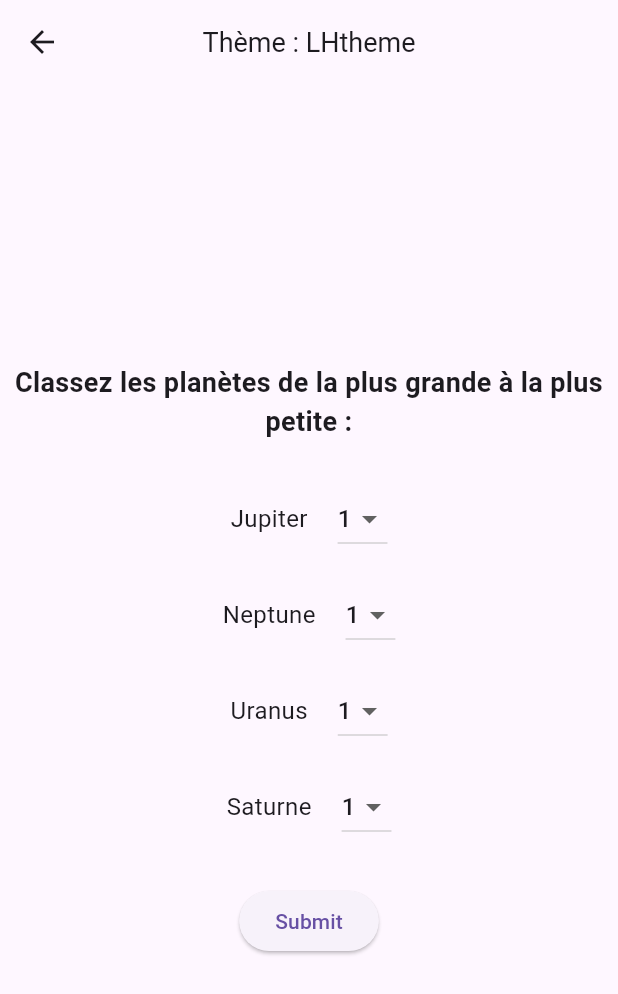
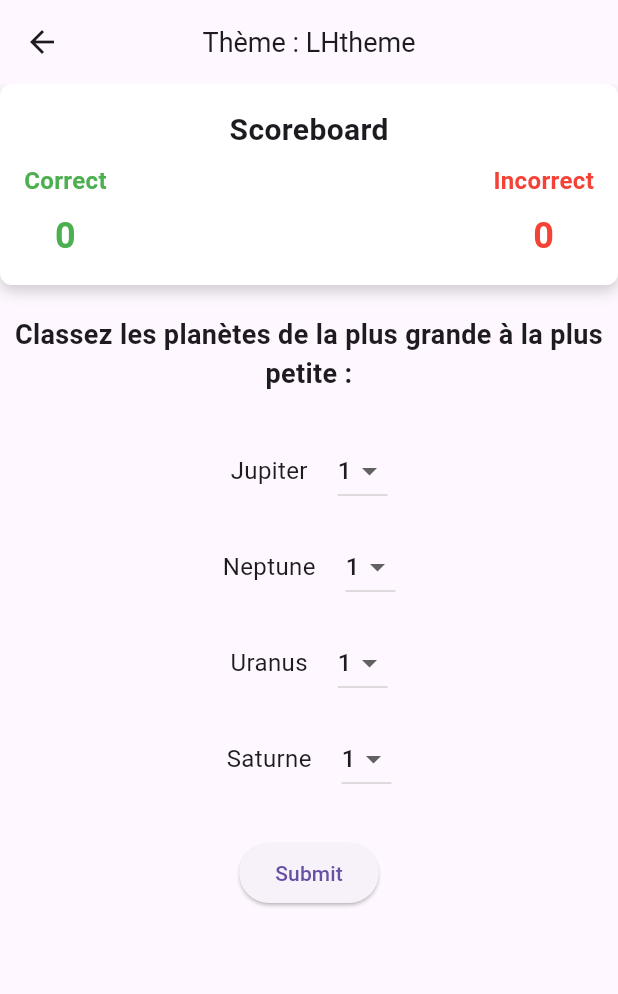
Before and after one commit to IT363-Projet/it363-frontend, a Flutter app: the HomeScreen screen opened directly, after a tap on "Louis-Hadrien Theme", on a phone screen of 412 x 824 dp. Shown: the top 994 px of the screen. Run offline on Flutter 3.47's test engine with Material 3 defaults, Android fonts, the phone set to English and light mode, and no system bars; our stand-ins replace firebase_auth, firebase_core; accounts and stored records are empty; network calls fail; Roboto replaces fonts that are missing (DotGothic16).

Commit message:
Scoreboard added

```diff
--- a/questionapp/lib/main.dart
+++ b/questionapp/lib/main.dart
@@ -1,6 +1,7 @@
 import 'package:flutter/material.dart';
+import 'package:questionapp/screens/HomeScreen.dart';
 import 'screens/HomeScreen.dart';
-import 'screens/LoginRegisterPage.dart';
+// import 'screens/LoginRegisterPage.dart';
 import 'package:firebase_core/firebase_core.dart';
 import 'firebase_options.dart';
 
@@ -21,7 +22,7 @@
       theme: ThemeData(
         primarySwatch: Colors.blue, // Couleur principale de l'application
       ),
-      home: LoginRegisterPage(), // Page d'accueil
+      home: HomeScreen(), // Page d'accueil
       debugShowCheckedModeBanner: false, // Supprime le bandeau "Debug"
     );
   }
--- a/questionapp/lib/screens/question_screen.dart
+++ b/questionapp/lib/screens/question_screen.dart
@@ -6,6 +6,7 @@ import '../data/JOtheme/questions.dart';
 import '../data/ILtheme/questions.dart';
 import '../data/MAtheme/questions.dart';
 import '../widgets/QuestionWidget.dart';
+import '../widgets/ScoreBoardWidget.dart';
 
 class QuestionScreen extends StatefulWidget {
   final String theme;
@@ -16,15 +17,14 @@ class QuestionScreen extends StatefulWidget {
   _QuestionScreenState createState() => _QuestionScreenState();
 }
 
-class _QuestionScreenState extends State<QuestionScreen>
-{
-
-  late List questions; // Liste des questions en fonction du thème
-  int currentQuestionIndex = 0; // Index de la question actuelle
+class _QuestionScreenState extends State<QuestionScreen> {
+  late List questions;
+  int currentQuestionIndex = 0;
+  int correctAnswers = 0;
+  int incorrectAnswers = 0;
 
   @override
-  void initState()
-  {
+  void initState() {
     super.initState();
 
     // Sélectionne les questions en fonction du thème
@@ -46,68 +46,111 @@ class _QuestionScreenState extends State<QuestionScreen>
     }
   }
 
-  void _submitAnswer(dynamic selectedOption)
-  {
+  void _submitAnswer(dynamic selectedOption) {
     final currentQuestion = questions[currentQuestionIndex];
 
     // Choix multiples
-      if (currentQuestion.questionType == 'multiple_choice')
-      {
-          if (selectedOption == currentQuestion.correctAnswer) {print("Correct answer!");}
-          else {print("Incorrect. Correct answer: ${currentQuestion.correctAnswer}");}
+    if (currentQuestion.questionType == 'multiple_choice') {
+      if (selectedOption == currentQuestion.correctAnswer) {
+        print("Correct answer!");
+      } else {
+        print("Incorrect. Correct answer: ${currentQuestion.correctAnswer}");
+      }
     }
 
     // Slider
-      else if (currentQuestion.questionType == 'slider') {print("Slider value selected: $selectedOption");}
+    else if (currentQuestion.questionType == 'slider') {
+      print("Slider value selected: $selectedOption");
+    }
 
     // Ranking
-      else if (currentQuestion.questionType == 'ranking') {print("Ranking submitted: $selectedOption");}
+    else if (currentQuestion.questionType == 'ranking') {
+      print("Ranking submitted: $selectedOption");
+    }
 
     // Réponse correct ou non
-      if (selectedOption == questions[currentQuestionIndex].correctAnswer) {print("Correct!");}
-      else {print("Incorrect. Correct answer: ${questions[currentQuestionIndex].correctAnswer}");}
+    if (selectedOption == currentQuestion.correctAnswer) {
+      correctAnswers++;
+    } else {
+      incorrectAnswers++;
+    }
 
     // Question suivante
-      if (currentQuestionIndex < questions.length - 1) {setState(() {currentQuestionIndex++;});}
-      else { _showCompletionDialog();}
+    if (currentQuestionIndex < questions.length - 1) {
+      setState(() {
+        currentQuestionIndex++;
+      });
+    } else {
+      _showCompletionDialog();
+    }
   }
 
-  void _showCompletionDialog()
-  {
-      showDialog
-      (
+  void _showCompletionDialog() {
+    showDialog(
       context: context,
-          builder: (context)
-          {
-              return AlertDialog
-              (
-                  title: Text("Merci !"),
-                  actions: [TextButton(onPressed: () {Navigator.of(context).pop(); Navigator.of(context).pop(); }, child: Text("OK"),),],
+      builder: (context) {
+        return AlertDialog(
+          title: const Text("Merci !"),
+          actions: [
+            TextButton(
+              onPressed: () {
+                Navigator.of(context).pop();
+                Navigator.of(context).pop();
+              },
+              child: const Text("OK"),
+            ),
+          ],
         );
       },
     );
   }
 
   @override
-  Widget build(BuildContext context)
-  {
-      if (questions.isEmpty)
-      {
-          return Scaffold
-          (
-              appBar: AppBar(title: Text('Thème : ${widget.theme}', style: TextStyle(fontSize: 18, fontFamily: 'DotGothic16')),),
-              body: Center(child: Text('No questions available for this theme.', style: TextStyle(fontSize: 18, fontFamily: 'DotGothic16'),),),
+  Widget build(BuildContext context) {
+    if (questions.isEmpty) {
+      return Scaffold(
+        appBar: AppBar(
+          title: Text(
+            'Thème : ${widget.theme}',
+            style: const TextStyle(fontSize: 18, fontFamily: 'DotGothic16'),
+          ),
+        ),
+        body: const Center(
+          child: Text(
+            'No questions available for this theme.',
+            style: TextStyle(fontSize: 18, fontFamily: 'DotGothic16'),
+          ),
+        ),
       );
     }
 
-      return Scaffold
-      (
-          appBar: AppBar
-          (
-              title: Text('Thème : ${widget.theme}', style: TextStyle(fontSize: 18, fontFamily: 'DotGothic16'),),
-              centerTitle: true
+    return Scaffold(
+      appBar: AppBar(
+        title: Text(
+          'Thème : ${widget.theme}',
+          style: const TextStyle(fontSize: 18, fontFamily: 'DotGothic16'),
         ),
-          body: Center(child: QuestionWidget(question: questions[currentQuestionIndex], onSubmit: _submitAnswer),),
+        centerTitle: true,
+      ),
+      body: SingleChildScrollView(
+        child: Column(
+          children: [
+            // Scoreboard Widget
+            ScoreBoardWidget(
+              correctAnswers: correctAnswers,
+              incorrectAnswers: incorrectAnswers,
+            ),
+            const SizedBox(height: 20),
+            // Question Widget
+            Center(
+              child: QuestionWidget(
+                question: questions[currentQuestionIndex],
+                onSubmit: _submitAnswer,
+              ),
+            ),
+          ],
+        ),
+      ),
     );
   }
 }
--- /dev/null
+++ b/questionapp/lib/widgets/ScoreBoardWidget.dart
@@ -0,0 +1,75 @@
+import 'package:flutter/material.dart';
+
+class ScoreBoardWidget extends StatelessWidget {
+  final int correctAnswers;
+  final int incorrectAnswers;
+
+  const ScoreBoardWidget({
+    Key? key,
+    required this.correctAnswers,
+    required this.incorrectAnswers,
+  }) : super(key: key);
+
+  @override
+  Widget build(BuildContext context) {
+    return Container(
+      padding: const EdgeInsets.all(16.0),
+      decoration: BoxDecoration(
+        color: Colors.white,
+        borderRadius: BorderRadius.circular(8),
+        boxShadow: [
+          BoxShadow(
+            color: Colors.grey.withOpacity(0.5),
+            blurRadius: 8,
+            offset: const Offset(0, 4),
+          ),
+        ],
+      ),
+      child: Column(
+        mainAxisSize: MainAxisSize.min,
+        children: [
+          const Text(
+            'Scoreboard',
+            style: TextStyle(
+              fontSize: 20,
+              fontWeight: FontWeight.bold,
+            ),
+          ),
+          const SizedBox(height: 8),
+          Row(
+            mainAxisAlignment: MainAxisAlignment.spaceBetween,
+            children: [
+              _buildScoreTile('Correct', correctAnswers, Colors.green),
+              _buildScoreTile('Incorrect', incorrectAnswers, Colors.red),
+            ],
+          ),
+        ],
+      ),
+    );
+  }
+
+  Widget _buildScoreTile(String label, int count, Color color) {
+    return Column(
+      mainAxisSize: MainAxisSize.min,
+      children: [
+        Text(
+          label,
+          style: TextStyle(
+            fontSize: 16,
+            fontWeight: FontWeight.bold,
+            color: color,
+          ),
+        ),
+        const SizedBox(height: 8),
+        Text(
+          count.toString(),
+          style: TextStyle(
+            fontSize: 24,
+            fontWeight: FontWeight.bold,
+            color: color,
+          ),
+        ),
+      ],
+    );
+  }
+}
```
Lines whose indentation alone changed are shown as unchanged.
